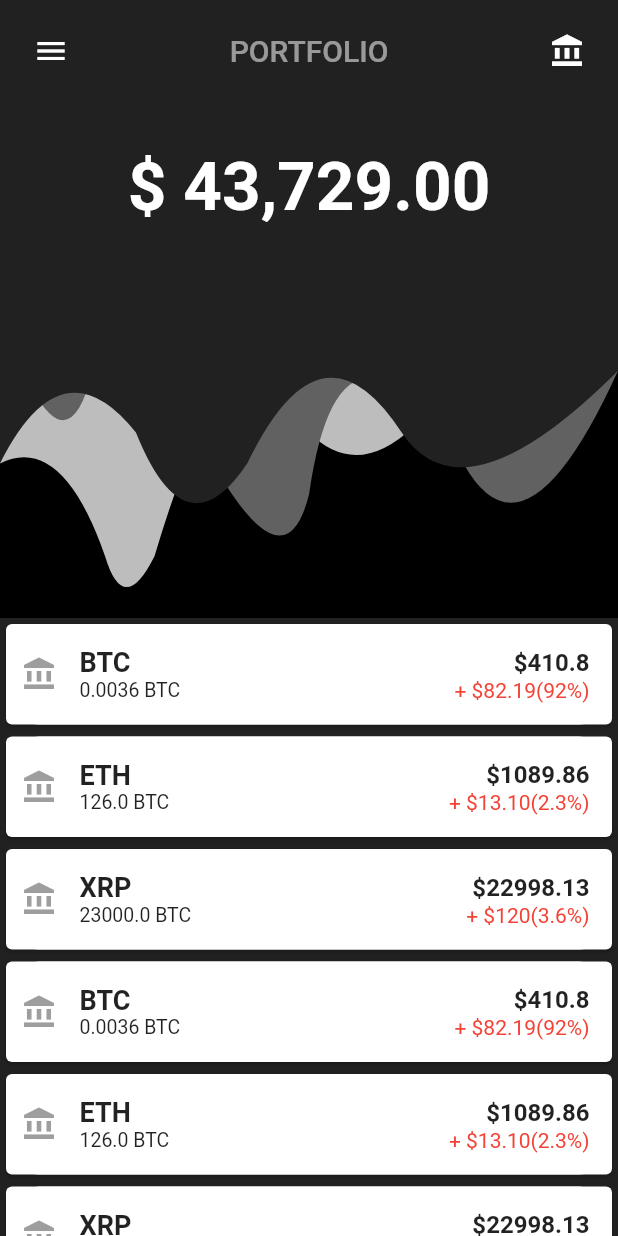
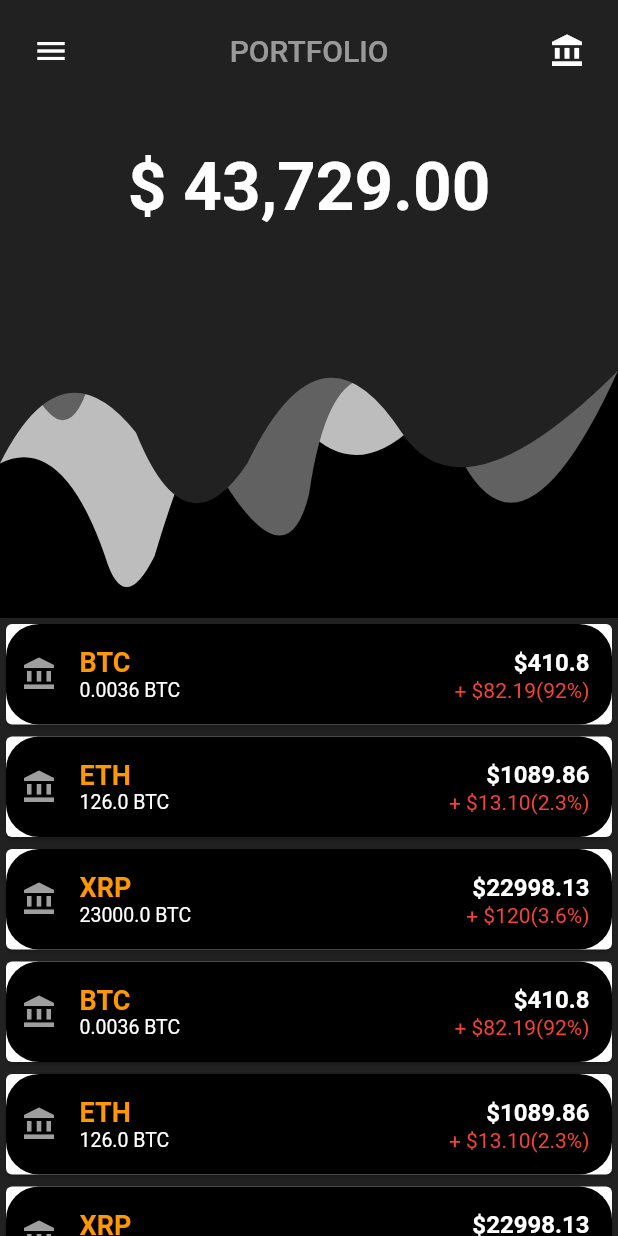
Before and after one commit to tionx3na/wallet-z, a Flutter app: the screen it shows after launch, on a phone screen of 412 x 824 dp. Run offline on Flutter 3.47's test engine with Material 2 defaults, Android fonts, the light colour scheme and no system bars.

Commit message:
UI Part-1-scrollfix

```diff
--- a/lib/currencies.dart
+++ b/lib/currencies.dart
@@ -6,20 +6,17 @@ class Currencies extends StatelessWidget {
   Widget build(BuildContext context) {
     return Container(
      child: DraggableScrollableSheet(
-       initialChildSize: 0.5,
-       minChildSize: 0.3,
-       maxChildSize: 0.7,
+        initialChildSize: 0.5,
+        minChildSize: 0.3,
+        maxChildSize: 0.7,
         builder: (BuildContext context, myscrollController) {
         return Container(
           color: Colors.grey.shade900,
-          child: ListView.builder(
-          controller: myscrollController,
-          itemCount: 25,
-          itemBuilder: (BuildContext context, int index) {
-          return Container(
-            height: MediaQuery.of(context).size.height,
+          child: Container(
+                height: MediaQuery.of(context).size.height,
                 width: MediaQuery.of(context).size.width,
                 child: ListView(
+                  controller: myscrollController,
                   children: <Widget>[
                     cryptoPortfolioItem(Icons.account_balance, "BTC", 410.80,
                         0.0036, "82.19(92%)"),
@@ -41,15 +38,15 @@ class Currencies extends StatelessWidget {
                         23000, "120(3.6%)"),
                   ],
                 ),
-          );
+          ));
         },
       ),
     );
-  },
-  )
-  ) ;
   }
-}
+
+
+  }
+
 
 
 cryptoPortfolioItem(IconData icon, String name, double amount, double rate,
@@ -61,7 +58,7 @@ cryptoPortfolioItem(IconData icon, String name, double amount, double rate,
             child: Container(
               padding: EdgeInsets.only(top: 15.0, bottom: 15.0, right: 15.0),
               decoration: BoxDecoration(
-                  color: Colors.white,
+                  color: Colors.black,
                   borderRadius: BorderRadius.circular(22.0)),
               child: Row(
                 mainAxisAlignment: MainAxisAlignment.start,
@@ -80,12 +77,13 @@ cryptoPortfolioItem(IconData icon, String name, double amount, double rate,
                             Text(
                               name,
                               style: TextStyle(
-                                  fontSize: 18.0, fontWeight: FontWeight.bold),
+                                  fontSize: 18.0, fontWeight: FontWeight.bold, color: Colors.orange),
                             ),
                             Text("\$$amount",
                                 style: TextStyle(
                                     fontSize: 16.0,
-                                    fontWeight: FontWeight.bold))
+                                    fontWeight: FontWeight.bold,
+                                    color: Colors.white))
                           ],
                         ),
                         Row(
@@ -94,7 +92,8 @@ cryptoPortfolioItem(IconData icon, String name, double amount, double rate,
                             Text("$rate BTC",
                                 style: TextStyle(
                                     fontSize: 13.0,
-                                    fontWeight: FontWeight.normal)),
+                                    fontWeight: FontWeight.normal,
+                                    color: Colors.white)),
                             Text("+ \$$percentage",
                                 style: TextStyle(
                                   fontSize: 14.0,
```
